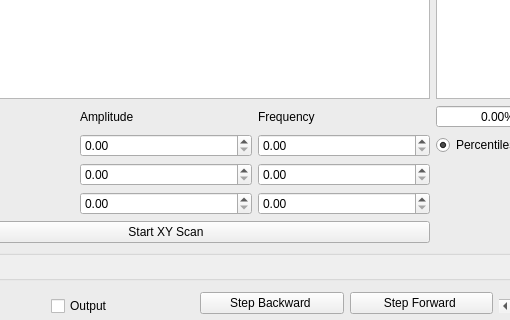
Qt form gui/confocal_own/attocubePositionerGUI.ui (rasjen/qudi) before a commit; both pictures show x 119 to 629 and y 513 to 833 of the 782 by 936 pixel window.
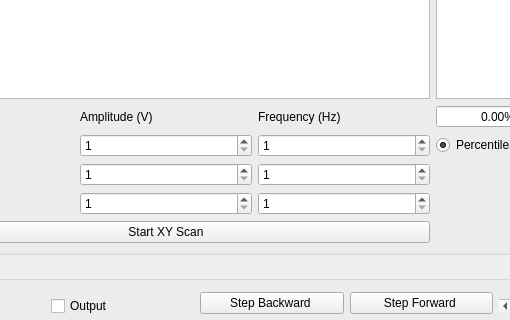
The same form after that commit.

Commit message: limitations for amplitude voltage and frequency in gui interface

Patch:
```diff
--- a/gui/confocal_own/attocubePositionerGUI.ui
+++ b/gui/confocal_own/attocubePositionerGUI.ui
@@ -117,7 +117,7 @@
           <bool>true</bool>
          </property>
          <property name="text">
-          <string>Amplitude</string>
+          <string>Amplitude (V)</string>
          </property>
          <property name="scaledContents">
           <bool>false</bool>
@@ -133,7 +133,7 @@
        <item row="2" column="2">
         <widget class="QLabel" name="frequencyLabel">
          <property name="text">
-          <string>Frequency</string>
+          <string>Frequency (Hz)</string>
          </property>
         </widget>
        </item>
@@ -210,10 +210,30 @@
         </widget>
        </item>
        <item row="3" column="1">
-        <widget class="QDoubleSpinBox" name="xAmplitudeDoubleSpinBox"/>
+        <widget class="QDoubleSpinBox" name="xAmplitudeDoubleSpinBox">
+         <property name="decimals">
+          <number>0</number>
+         </property>
+         <property name="minimum">
+          <double>1.000000000000000</double>
+         </property>
+         <property name="maximum">
+          <double>70.000000000000000</double>
+         </property>
+        </widget>
        </item>
        <item row="3" column="2">
-        <widget class="QDoubleSpinBox" name="xFrequencyDoubleSpinBox"/>
+        <widget class="QDoubleSpinBox" name="xFrequencyDoubleSpinBox">
+         <property name="decimals">
+          <number>0</number>
+         </property>
+         <property name="minimum">
+          <double>1.000000000000000</double>
+         </property>
+         <property name="maximum">
+          <double>2000.000000000000000</double>
+         </property>
+        </widget>
        </item>
        <item row="3" column="3">
         <widget class="QRadioButton" name="peercentiesRadioButton">
@@ -243,10 +263,30 @@
         </widget>
        </item>
        <item row="4" column="1">
-        <widget class="QDoubleSpinBox" name="yAmplitudeDoubleSpinBox"/>
+        <widget class="QDoubleSpinBox" name="yAmplitudeDoubleSpinBox">
+         <property name="decimals">
+          <number>0</number>
+         </property>
+         <property name="minimum">
+          <double>1.000000000000000</double>
+         </property>
+         <property name="maximum">
+          <double>70.000000000000000</double>
+         </property>
+        </widget>
        </item>
        <item row="4" column="2">
-        <widget class="QDoubleSpinBox" name="yFrequencyDoubleSpinBox"/>
+        <widget class="QDoubleSpinBox" name="yFrequencyDoubleSpinBox">
+         <property name="decimals">
+          <number>0</number>
+         </property>
+         <property name="minimum">
+          <double>1.000000000000000</double>
+         </property>
+         <property name="maximum">
+          <double>2000.000000000000000</double>
+         </property>
+        </widget>
        </item>
        <item row="5" column="0">
         <widget class="QLabel" name="zAxisLabel">
@@ -256,10 +296,30 @@
         </widget>
        </item>
        <item row="5" column="1">
-        <widget class="QDoubleSpinBox" name="zAmplitudeDoubleSpinBox"/>
+        <widget class="QDoubleSpinBox" name="zAmplitudeDoubleSpinBox">
+         <property name="decimals">
+          <number>0</number>
+         </property>
+         <property name="minimum">
+          <double>1.000000000000000</double>
+         </property>
+         <property name="maximum">
+          <double>70.000000000000000</double>
+         </property>
+        </widget>
        </item>
        <item row="5" column="2">
-        <widget class="QDoubleSpinBox" name="zFrequencyDoubleSpinBox"/>
+        <widget class="QDoubleSpinBox" name="zFrequencyDoubleSpinBox">
+         <property name="decimals">
+          <number>0</number>
+         </property>
+         <property name="minimum">
+          <double>1.000000000000000</double>
+         </property>
+         <property name="maximum">
+          <double>2000.000000000000000</double>
+         </property>
+        </widget>
        </item>
        <item row="6" column="0" colspan="3">
         <widget class="QPushButton" name="startScanPushButton">
```
The commit also changes 1 other file.
